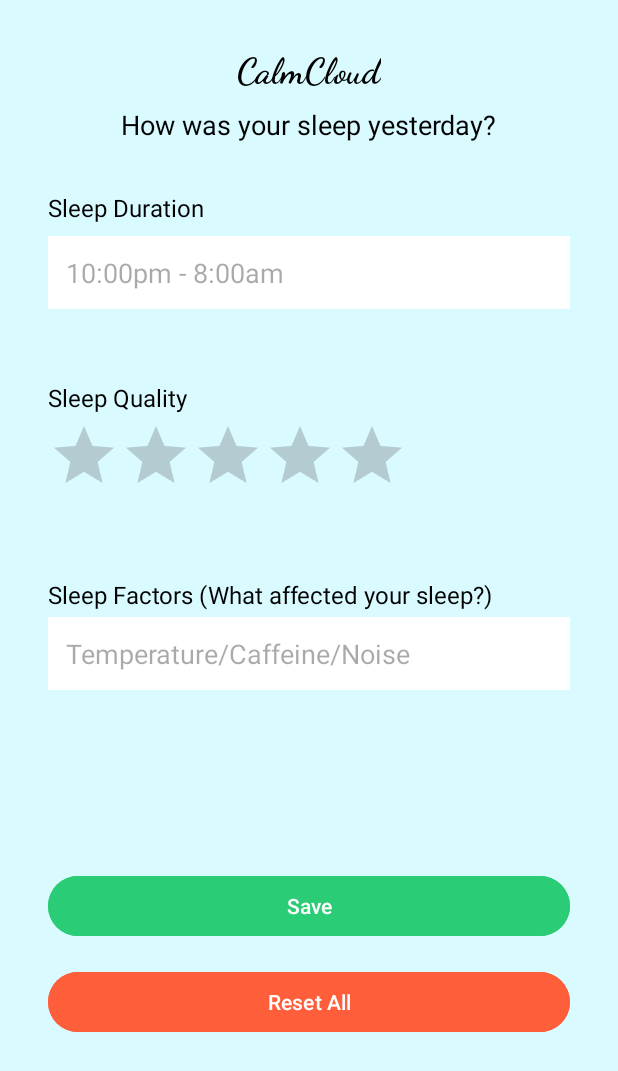
After one commit to jimmy19981226/CalmCloud, an Android app: the SleepPatternsActivity screen opened directly, with no data from a screen before it, on a phone screen of 412 x 824 dp. The commit adds this screen. Shown: the top 1071 px of the screen. Run offline under Robolectric (Android 15) with nearby library versions, the phone set to English and light mode, and no system bars.

Commit message:
Implement sleep patterns page

```diff
--- a/app/src/main/AndroidManifest.xml
+++ b/app/src/main/AndroidManifest.xml
@@ -12,6 +12,9 @@
         android:supportsRtl="true"
         android:theme="@style/Theme.CalmCloud"
         tools:targetApi="31">
+        <activity
+            android:name=".subpage.SleepPatternsActivity"
+            android:exported="false" />
         <activity
             android:name=".subpage.StressLevelsActivity"
             android:exported="false" />
--- a/app/src/main/java/com/example/calmcloud/MainActivity.kt
+++ b/app/src/main/java/com/example/calmcloud/MainActivity.kt
@@ -8,6 +8,7 @@ import androidx.appcompat.app.AppCompatActivity
 import androidx.core.view.ViewCompat
 import androidx.core.view.WindowInsetsCompat
 import com.example.calmcloud.subpage.MoodTrackingActivity
+import com.example.calmcloud.subpage.SleepPatternsActivity
 import com.example.calmcloud.subpage.StressLevelsActivity
 
 class MainActivity : AppCompatActivity() {
@@ -37,11 +38,11 @@ class MainActivity : AppCompatActivity() {
             val intent = Intent(this, StressLevelsActivity::class.java)
             startActivity(intent)
         }
-//
-//        sleepPatternsButton.setOnClickListener {
-//            val intent = Intent(this, SleepPatternsActivity::class.java)
-//            startActivity(intent)
-//        }
+
+        sleepPatternsButton.setOnClickListener {
+            val intent = Intent(this, SleepPatternsActivity::class.java)
+            startActivity(intent)
+        }
 //
 //        dataVisualizationButton.setOnClickListener {
 //            val intent = Intent(this, DataVisualizationActivity::class.java)
--- /dev/null
+++ b/app/src/main/java/com/example/calmcloud/subpage/SleepPatternsActivity.kt
@@ -0,0 +1,46 @@
+package com.example.calmcloud.subpage
+
+import android.os.Bundle
+import android.widget.Button
+import android.widget.EditText
+import android.widget.RatingBar
+import androidx.activity.enableEdgeToEdge
+import androidx.appcompat.app.AppCompatActivity
+import androidx.core.view.ViewCompat
+import androidx.core.view.WindowInsetsCompat
+import com.example.calmcloud.R
+
+class SleepPatternsActivity : AppCompatActivity() {
+    private lateinit var sleepDuration: EditText
+    private lateinit var sleepQuality: RatingBar
+    private lateinit var sleepFactors: EditText
+    private lateinit var resetButton: Button
+
+    override fun onCreate(savedInstanceState: Bundle?) {
+        super.onCreate(savedInstanceState)
+        enableEdgeToEdge()
+        setContentView(R.layout.activity_sleep_patterns)
+        ViewCompat.setOnApplyWindowInsetsListener(findViewById(R.id.main)) { v, insets ->
+            val systemBars = insets.getInsets(WindowInsetsCompat.Type.systemBars())
+            v.setPadding(systemBars.left, systemBars.top, systemBars.right, systemBars.bottom)
+            insets
+        }
+
+        // Initialize the views
+        sleepDuration = findViewById(R.id.sleepDuration)
+        sleepQuality = findViewById(R.id.sleepQuality)
+        sleepFactors = findViewById(R.id.sleepFactors)
+        resetButton = findViewById(R.id.resetButton)
+
+        // Set up the reset button click listener
+        resetButton.setOnClickListener {
+            resetAllFields()
+        }
+    }
+
+    private fun resetAllFields() {
+        sleepDuration.text.clear()
+        sleepQuality.rating = 0f
+        sleepFactors.text.clear()
+    }
+}
--- a/app/src/main/java/com/example/calmcloud/subpage/StressLevelsActivity.kt
+++ b/app/src/main/java/com/example/calmcloud/subpage/StressLevelsActivity.kt
@@ -1,6 +1,8 @@
 package com.example.calmcloud.subpage
 
 import android.os.Bundle
+import android.widget.Button
+import android.widget.RadioGroup
 import androidx.activity.enableEdgeToEdge
 import androidx.appcompat.app.AppCompatActivity
 import androidx.core.view.ViewCompat
@@ -12,10 +14,20 @@ class StressLevelsActivity : AppCompatActivity() {
         super.onCreate(savedInstanceState)
         enableEdgeToEdge()
         setContentView(R.layout.activity_stress_levels)
+
         ViewCompat.setOnApplyWindowInsetsListener(findViewById(R.id.main)) { v, insets ->
             val systemBars = insets.getInsets(WindowInsetsCompat.Type.systemBars())
             v.setPadding(systemBars.left, systemBars.top, systemBars.right, systemBars.bottom)
             insets
         }
+
+        // Reference to the RadioGroup and Reset Button
+        val stressLevelsList = findViewById<RadioGroup>(R.id.stressLevelsList)
+        val resetButton = findViewById<Button>(R.id.resetButton)
+
+        // Set OnClickListener for the Reset Button
+        resetButton.setOnClickListener {
+            stressLevelsList.clearCheck()
+        }
     }
 }
--- /dev/null
+++ b/app/src/main/res/layout/activity_sleep_patterns.xml
@@ -0,0 +1,164 @@
+<?xml version="1.0" encoding="utf-8"?>
+<androidx.constraintlayout.widget.ConstraintLayout xmlns:android="http://schemas.android.com/apk/res/android"
+    xmlns:app="http://schemas.android.com/apk/res-auto"
+    xmlns:tools="http://schemas.android.com/tools"
+    android:id="@+id/main"
+    android:layout_width="match_parent"
+    android:layout_height="match_parent"
+    android:background="#D9FAFF"
+    tools:context=".subpage.SleepPatternsActivity">
+
+    <!-- App Name -->
+    <TextView
+        android:id="@+id/appName"
+        android:layout_width="wrap_content"
+        android:layout_height="wrap_content"
+        android:text="CalmCloud"
+        android:textSize="24sp"
+        android:textColor="@android:color/black"
+        android:fontFamily="cursive"
+        android:textStyle="bold"
+        app:layout_constraintTop_toTopOf="parent"
+        app:layout_constraintStart_toStartOf="parent"
+        app:layout_constraintEnd_toEndOf="parent"
+        android:layout_marginTop="32dp"
+        android:layout_marginBottom="24dp" />
+
+    <!-- Question -->
+    <TextView
+        android:id="@+id/question"
+        android:layout_width="wrap_content"
+        android:layout_height="wrap_content"
+        android:layout_marginTop="8dp"
+        android:text="How was your sleep yesterday?"
+        android:textColor="@android:color/black"
+        android:textSize="18sp"
+        app:layout_constraintEnd_toEndOf="parent"
+        app:layout_constraintStart_toStartOf="parent"
+        app:layout_constraintTop_toBottomOf="@id/appName" />
+
+    <!-- Sleep Duration -->
+
+    <TextView
+        android:id="@+id/sleepDurationLabel"
+        android:layout_width="wrap_content"
+        android:layout_height="wrap_content"
+        android:layout_marginStart="32dp"
+        android:layout_marginTop="32dp"
+        android:layout_marginEnd="32dp"
+        android:text="Sleep Duration"
+        android:textColor="@android:color/black"
+        android:textSize="16sp"
+        app:layout_constraintEnd_toEndOf="parent"
+        app:layout_constraintHorizontal_bias="0.0"
+        app:layout_constraintStart_toStartOf="parent"
+        app:layout_constraintTop_toBottomOf="@id/question" />
+
+    <EditText
+        android:id="@+id/sleepDuration"
+        android:layout_width="0dp"
+        android:layout_height="wrap_content"
+        android:background="#FFFFFF"
+        android:hint="10:00pm - 8:00am"
+        android:padding="12dp"
+        app:layout_constraintTop_toBottomOf="@id/sleepDurationLabel"
+        app:layout_constraintStart_toStartOf="parent"
+        app:layout_constraintEnd_toEndOf="parent"
+        android:layout_marginStart="32dp"
+        android:layout_marginEnd="32dp"
+        android:layout_marginTop="8dp" />
+
+    <!-- Sleep Quality -->
+
+    <TextView
+        android:id="@+id/sleepQualityLabel"
+        android:layout_width="wrap_content"
+        android:layout_height="wrap_content"
+        android:layout_marginStart="32dp"
+        android:layout_marginTop="48dp"
+        android:layout_marginEnd="32dp"
+        android:text="Sleep Quality"
+        android:textColor="@android:color/black"
+        android:textSize="16sp"
+        app:layout_constraintEnd_toEndOf="parent"
+        app:layout_constraintHorizontal_bias="0.0"
+        app:layout_constraintStart_toStartOf="parent"
+        app:layout_constraintTop_toBottomOf="@id/sleepDuration" />
+
+    <RatingBar
+        android:id="@+id/sleepQuality"
+        android:layout_width="wrap_content"
+        android:layout_height="wrap_content"
+        android:layout_marginTop="4dp"
+        android:numStars="5"
+        android:stepSize="1"
+        app:layout_constraintEnd_toEndOf="parent"
+        app:layout_constraintHorizontal_bias="0.187"
+        app:layout_constraintStart_toStartOf="parent"
+        app:layout_constraintTop_toBottomOf="@id/sleepQualityLabel" />
+
+    <!-- Sleep Factors -->
+
+    <TextView
+        android:id="@+id/sleepFactorsLabel"
+        android:layout_width="wrap_content"
+        android:layout_height="wrap_content"
+        android:layout_marginStart="32dp"
+        android:layout_marginTop="48dp"
+        android:layout_marginEnd="32dp"
+        android:text="Sleep Factors (What affected your sleep?)"
+        android:textColor="@android:color/black"
+        android:textSize="16sp"
+        app:layout_constraintEnd_toEndOf="parent"
+        app:layout_constraintHorizontal_bias="0.0"
+        app:layout_constraintStart_toStartOf="parent"
+        app:layout_constraintTop_toBottomOf="@id/sleepQuality" />
+
+    <EditText
+        android:id="@+id/sleepFactors"
+        android:layout_width="0dp"
+        android:layout_height="wrap_content"
+        android:layout_marginStart="32dp"
+        android:layout_marginTop="4dp"
+        android:layout_marginEnd="32dp"
+        android:background="#FFFFFF"
+        android:hint="Temperature/Caffeine/Noise"
+        android:padding="12dp"
+        app:layout_constraintEnd_toEndOf="parent"
+        app:layout_constraintHorizontal_bias="0.0"
+        app:layout_constraintStart_toStartOf="parent"
+        app:layout_constraintTop_toBottomOf="@id/sleepFactorsLabel" />
+
+    <!-- Save Button -->
+
+    <!-- Reset All Button -->
+    <Button
+        android:id="@+id/saveButton"
+        android:layout_width="0dp"
+        android:layout_height="wrap_content"
+        android:layout_marginStart="32dp"
+        android:layout_marginTop="120dp"
+        android:layout_marginEnd="32dp"
+        android:backgroundTint="#2ACC75"
+        android:text="Save"
+        android:textColor="@android:color/white"
+        app:layout_constraintEnd_toEndOf="parent"
+        app:layout_constraintHorizontal_bias="0.0"
+        app:layout_constraintStart_toStartOf="parent"
+        app:layout_constraintTop_toBottomOf="@id/sleepFactors" />
+
+    <Button
+        android:id="@+id/resetButton"
+        android:layout_width="0dp"
+        android:layout_height="wrap_content"
+        android:text="Reset All"
+        android:backgroundTint="#FF5E3A"
+        android:textColor="@android:color/white"
+        app:layout_constraintTop_toBottomOf="@id/saveButton"
+        app:layout_constraintStart_toStartOf="parent"
+        app:layout_constraintEnd_toEndOf="parent"
+        android:layout_marginTop="16dp"
+        android:layout_marginStart="32dp"
+        android:layout_marginEnd="32dp" />
+
+</androidx.constraintlayout.widget.ConstraintLayout>
```
Also changed, not shown: app/src/main/res/drawable/star_empty.png (added).
